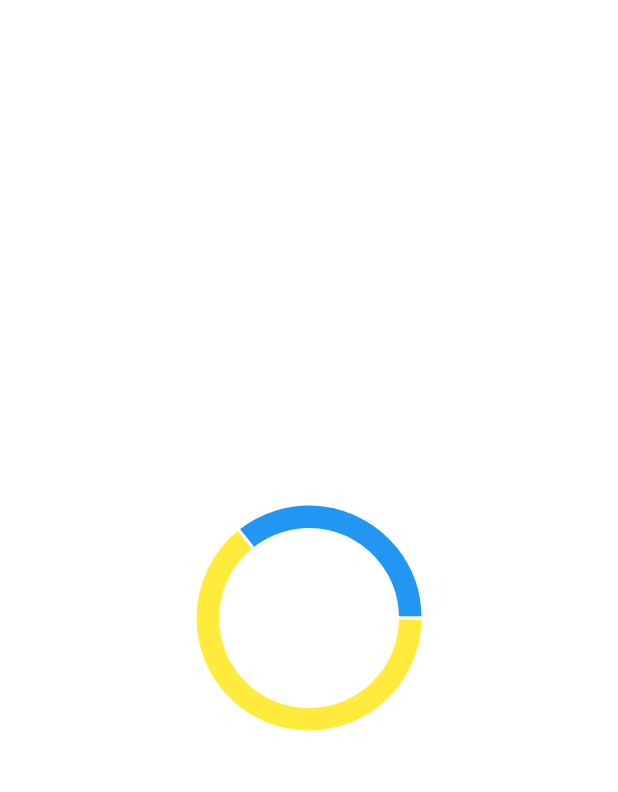
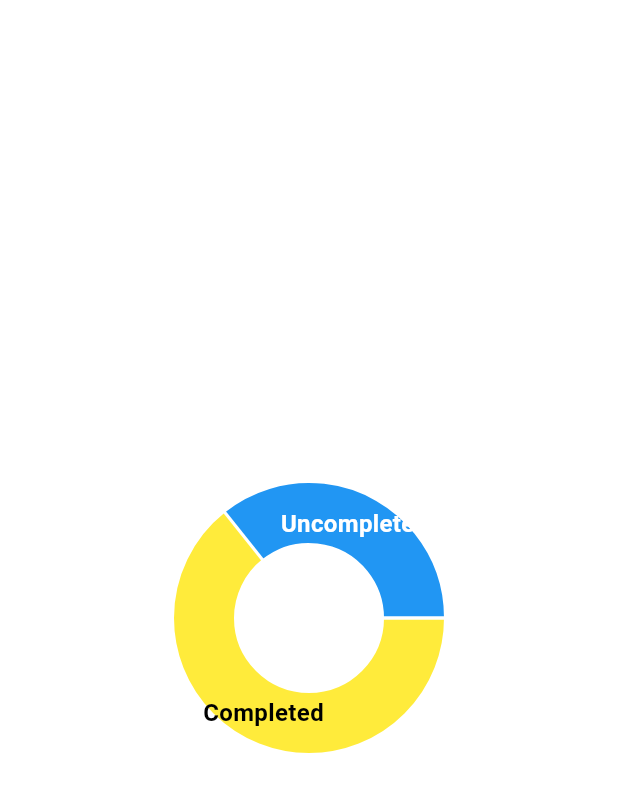
Before and after one commit to Sinmiloluwa/simple-flutter-todo, a Flutter app: the DonutChart screen opened directly, on a phone screen of 412 x 824 dp. Shown: the top 792 px of the screen. Run offline on Flutter 3.47's test engine with Material 3 defaults, Android fonts, the phone set to English and light mode, and no system bars; drawn by our look-alikes of fl_chart.

Commit message:
add image and title

```diff
--- a/lib/components/bottom_nav.dart
+++ b/lib/components/bottom_nav.dart
@@ -1,5 +1,6 @@
 import 'package:flutter/material.dart';
 import 'package:first_project/screens/profile.dart';
+import 'package:first_project/screens/Homepage.dart';
 
 class BottomNav extends StatefulWidget {
   const BottomNav({super.key});
@@ -26,7 +27,14 @@ class _BottomNavState extends State<BottomNav> {
                 Icons.home,
                 color: Colors.white,
               ),
-              onPressed: () {},
+              onPressed: () {
+                Navigator.push(
+                  context,
+                  MaterialPageRoute(
+                    builder: (context) => const Homepage(),
+                  ),
+                );
+              },
             ),
             IconButton(
               icon: const Icon(
--- a/lib/components/donut_chart.dart
+++ b/lib/components/donut_chart.dart
@@ -24,17 +24,30 @@ class _DonutChartState extends State<DonutChart> {
                   PieChartSectionData(
                     value: 45,
                     color: Colors.yellow,
-                    radius: 15,
-                    showTitle: false
+                    radius: 40, // Increased radius for better visibility
+                    title: 'Completed', // Display value as a title
+                    titleStyle: TextStyle(
+                      fontSize: 16,
+                      fontWeight: FontWeight.bold,
+                      color: Colors.black,
+                    ),
+                    showTitle: true,
                   ),
                   PieChartSectionData(
-                      value: 25,
-                      color: Colors.blue,
-                      radius: 15,
-                      showTitle: false
-                  )
-                ]
-              )
+                    value: 25,
+                    color: Colors.blue,
+                    radius: 40, // Increased radius for better visibility
+                    title: 'Uncompleted', // Display value as a title
+                    titleStyle: TextStyle(
+                      fontSize: 16,
+                      fontWeight: FontWeight.bold,
+                      color: Colors.white,
+                    ),
+                    showTitle: true,
+                  ),
+                ],
+                centerSpaceRadius: 50, // Adjust the center space to create a donut effect
+              ),
             ),
           ),
         ],
--- a/lib/screens/profile.dart
+++ b/lib/screens/profile.dart
@@ -48,7 +48,7 @@ class _ProfileState extends State<Profile> {
                       decoration: BoxDecoration(
                         shape: BoxShape.circle,
                         image: DecorationImage(
-                          image: AssetImage('assets/images/1.jpg'),
+                          image: AssetImage('assets/images/2.jpg'),
                           fit: BoxFit.cover,
                         ),
                       ),
```
Also changed, not shown: 1 other file.
